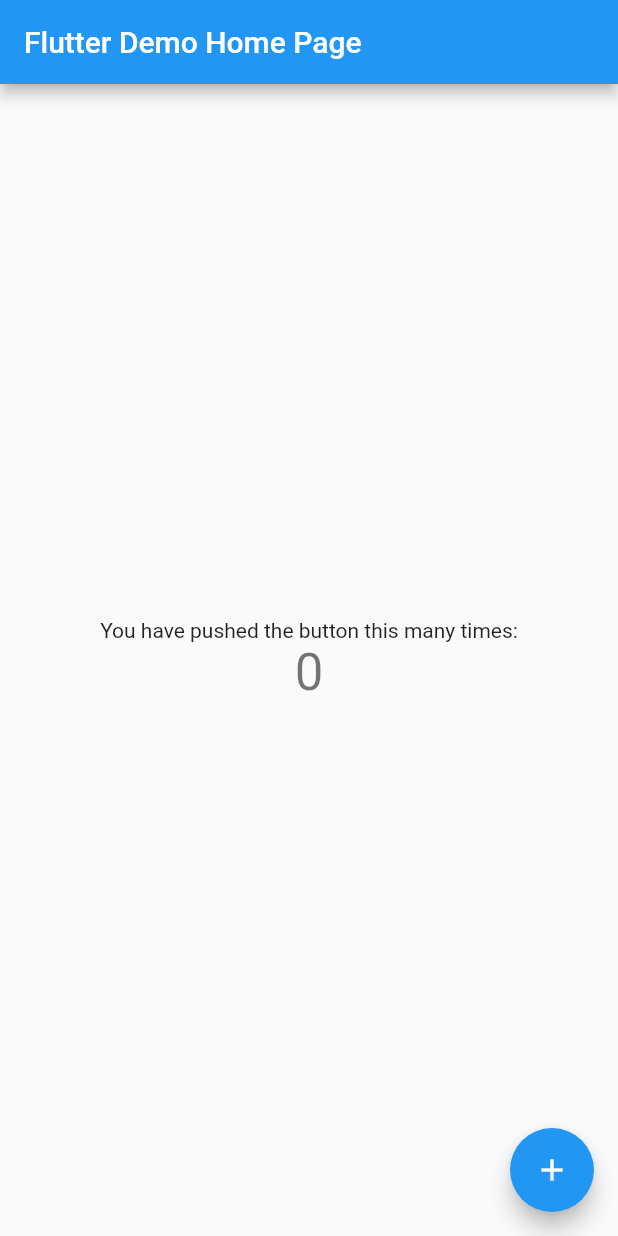
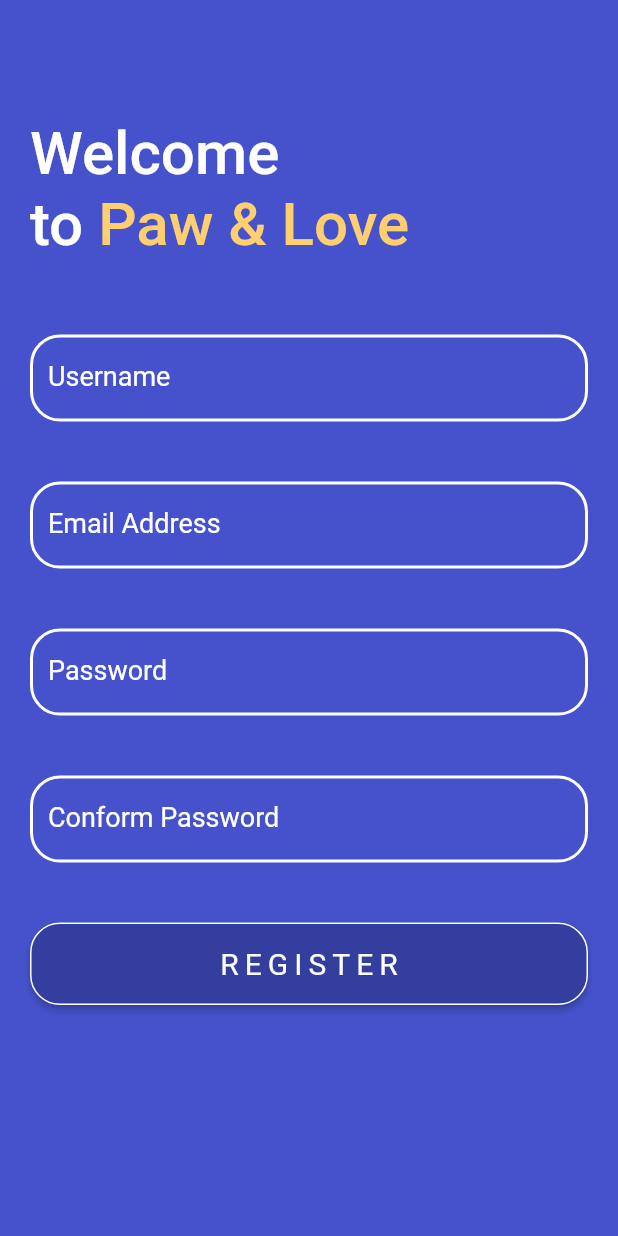
Before and after one commit to madurachandima/paw_and_love, a Flutter app: the screen it shows after launch, on a phone screen of 412 x 824 dp. Run offline on Flutter 3.47's test engine with Material 2 defaults, Android fonts, the phone set to English and light mode, and no system bars; our stand-ins replace get; Roboto replaces fonts that are missing (Righteous-Regular).

Commit message:
create register screen
add fonts
add colors

```diff
--- /dev/null
+++ b/lib/Auth/Register/register.dart
@@ -0,0 +1,92 @@
+import 'package:flutter/material.dart';
+import 'package:paw_and_love/Config/color_config.dart';
+import 'package:paw_and_love/Config/font_config.dart';
+import 'package:paw_and_love/Widgets/button.dart';
+import 'package:paw_and_love/Widgets/text_input_field.dart';
+
+class Register extends StatelessWidget {
+  const Register({Key? key}) : super(key: key);
+
+  void clickRegisterButton() {
+    debugPrint("call function");
+  }
+
+  @override
+  Widget build(BuildContext context) {
+    return Scaffold(
+      backgroundColor: ColorConfig.blueViolet,
+      body: SafeArea(
+          child: SingleChildScrollView(
+        child: SizedBox(
+          height: MediaQuery.of(context).size.height / 1.1,
+          child: Column(
+            mainAxisAlignment: MainAxisAlignment.center,
+            crossAxisAlignment: CrossAxisAlignment.start,
+            children: [
+              Padding(
+                padding:
+                    const EdgeInsets.symmetric(vertical: 20, horizontal: 20),
+                child: RichText(
+                    text: const TextSpan(
+                        text: "Welcome \nto ",
+                        style: TextStyle(
+                            fontFamily: RIGHEOUS,
+                            fontSize: 40,
+                            fontWeight: FontWeight.w500),
+                        children: [
+                      TextSpan(
+                        text: "Paw & Love",
+                        style: TextStyle(color: ColorConfig.yellow),
+                      )
+                    ])),
+              ),
+              const SizedBox(
+                height: 10,
+              ),
+              const Padding(
+                padding: EdgeInsets.symmetric(vertical: 20, horizontal: 20),
+                child: CustomeTextInputField(
+                    isPass: false,
+                    lableText: "Username",
+                    hintText: " Please Input Username",
+                    textInputType: TextInputType.text),
+              ),
+              const Padding(
+                padding: EdgeInsets.symmetric(vertical: 20, horizontal: 20),
+                child: CustomeTextInputField(
+                    isPass: false,
+                    lableText: "Email Address ",
+                    hintText: " Please Input Email Address",
+                    textInputType: TextInputType.emailAddress),
+              ),
+              const Padding(
+                padding: EdgeInsets.symmetric(vertical: 20, horizontal: 20),
+                child: CustomeTextInputField(
+                    isPass: true,
+                    lableText: "Password",
+                    hintText: " Please Input Password",
+                    textInputType: TextInputType.visiblePassword),
+              ),
+              const Padding(
+                padding: EdgeInsets.symmetric(vertical: 20, horizontal: 20),
+                child: CustomeTextInputField(
+                    isPass: true,
+                    lableText: "Conform Password",
+                    hintText: " Please Input Conform Password",
+                    textInputType: TextInputType.visiblePassword),
+              ),
+              Padding(
+                padding:
+                    const EdgeInsets.symmetric(vertical: 20, horizontal: 20),
+                child: CustomeButton(
+                  buttonText: "Register",
+                  callbackFunction: clickRegisterButton,
+                ),
+              )
+            ],
+          ),
+        ),
+      )),
+    );
+  }
+}
--- /dev/null
+++ b/lib/Config/color_config.dart
@@ -0,0 +1,14 @@
+import 'package:flutter/cupertino.dart';
+
+class ColorConfig {
+  static const Color red = Color(0xffED6D4E);
+  static const Color violet = Color(0xff4552CB);
+  static const Color blueViolet = Color(0xff4552CB);
+  static const Color pink = Color(0xffFD90AA);
+  static const Color lightPink = Color(0xffFFC4CD);
+  static const Color darkBlue = Color(0xff2E1E7A);
+  static const Color orange = Color(0xffF1A852);
+  static const Color yellow = Color(0xffFFCF6F);
+  static const Color palePink = Color(0xffFCECEA);
+  static const Color darkBlueButton = Color(0xff343e9e);
+}
--- /dev/null
+++ b/lib/Config/font_config.dart
@@ -0,0 +1,5 @@
+const BOLD_FONT = "Montserrat_Bold";
+const MEDIUM_FONT = "Montserrat_Medium";
+const REGULAR_FONT = "Montserrat_Regular";
+const MPL_ROUNDED = "MPLUSRounded1c-Light";
+const RIGHEOUS = "Righteous-Regular";
--- /dev/null
+++ b/lib/Widgets/button.dart
@@ -0,0 +1,41 @@
+// ignore_for_file: prefer_typing_uninitialized_variables
+
+import 'package:flutter/material.dart';
+import 'package:paw_and_love/Config/color_config.dart';
+import 'package:paw_and_love/Config/font_config.dart';
+
+// ignore: must_be_immutable
+class CustomeButton extends StatelessWidget {
+  final String buttonText;
+  var callbackFunction;
+  CustomeButton(
+      {Key? key, required this.buttonText, required this.callbackFunction})
+      : super(key: key);
+
+  @override
+  Widget build(BuildContext context) {
+    return SizedBox(
+      height: 55,
+      width: MediaQuery.of(context).size.width / 1.1,
+      child: ElevatedButton(
+        onPressed: () => callbackFunction(),
+        child: Text(
+          buttonText.toUpperCase(),
+          style: const TextStyle(
+              fontFamily: RIGHEOUS,
+              fontSize: 20,
+              fontWeight: FontWeight.w400,
+              letterSpacing: 4),
+        ),
+        style: ButtonStyle(
+            foregroundColor: MaterialStateProperty.all<Color>(Colors.white),
+            backgroundColor:
+                MaterialStateProperty.all<Color>(ColorConfig.darkBlueButton),
+            shape: MaterialStateProperty.all<RoundedRectangleBorder>(
+                RoundedRectangleBorder(
+                    borderRadius: BorderRadius.circular(20.0),
+                    side: const BorderSide(color: Colors.white)))),
+      ),
+    );
+  }
+}
--- /dev/null
+++ b/lib/Widgets/text_input_field.dart
@@ -0,0 +1,56 @@
+import 'package:flutter/material.dart';
+import 'package:paw_and_love/Config/font_config.dart';
+
+class CustomeTextInputField extends StatelessWidget {
+  // final TextEditingController textEditingController;
+  final bool isPass;
+  final String hintText;
+  final String lableText;
+  final TextInputType textInputType;
+
+  const CustomeTextInputField({
+    Key? key,
+    // required this.textEditingController,
+    required this.isPass,
+    required this.hintText,
+    required this.lableText,
+    required this.textInputType,
+  }) : super(key: key);
+
+  @override
+  Widget build(BuildContext context) {
+    final inputBorder = OutlineInputBorder(
+      borderRadius: BorderRadius.circular(20.0),
+      borderSide: const BorderSide(
+        color: Colors.white,
+      ),
+    );
+
+    final outlineInputBorder = OutlineInputBorder(
+      borderRadius: BorderRadius.circular(20.0),
+      borderSide: const BorderSide(
+        color: Colors.white,
+        width: 2.0,
+      ),
+    );
+    return TextField(
+      // controller: textEditingController,
+      style: const TextStyle(
+          color: Colors.white, fontSize: 15, fontFamily: RIGHEOUS),
+      decoration: InputDecoration(
+        labelText: lableText,
+        labelStyle: const TextStyle(
+            color: Colors.white, fontSize: 18, fontFamily: RIGHEOUS),
+        hintText: hintText,
+        hintStyle: const TextStyle(
+            color: Colors.white, fontSize: 15, fontFamily: RIGHEOUS),
+        fillColor: Colors.white,
+        focusedBorder: inputBorder,
+        filled: false,
+        enabledBorder: outlineInputBorder,
+      ),
+      keyboardType: textInputType,
+      obscureText: isPass,
+    );
+  }
+}
--- a/lib/main.dart
+++ b/lib/main.dart
@@ -1,4 +1,6 @@
 import 'package:flutter/material.dart';
+import 'package:get/get.dart';
+import 'package:paw_and_love/Auth/Register/register.dart';
 
 void main() {
   runApp(const MyApp());
@@ -10,106 +12,11 @@ class MyApp extends StatelessWidget {
   // This widget is the root of your application.
   @override
   Widget build(BuildContext context) {
-    return MaterialApp(
+    return GetMaterialApp(
       title: 'Flutter Demo',
-      theme: ThemeData(
-        // This is the theme of your application.
-        //
-        // Try running your application with "flutter run". You'll see the
-        // application has a blue toolbar. Then, without quitting the app, try
-        // changing the primarySwatch below to Colors.green and then invoke
-        // "hot reload" (press "r" in the console where you ran "flutter run",
-        // or simply save your changes to "hot reload" in a Flutter IDE).
-        // Notice that the counter didn't reset back to zero; the application
-        // is not restarted.
-        primarySwatch: Colors.blue,
-      ),
-      home: const MyHomePage(title: 'Flutter Demo Home Page'),
+      theme: ThemeData(),
+      home: const Register(),
+      debugShowCheckedModeBanner: false,
     );
   }
 }
-
-class MyHomePage extends StatefulWidget {
-  const MyHomePage({Key? key, required this.title}) : super(key: key);
-
-  // This widget is the home page of your application. It is stateful, meaning
-  // that it has a State object (defined below) that contains fields that affect
-  // how it looks.
-
-  // This class is the configuration for the state. It holds the values (in this
-  // case the title) provided by the parent (in this case the App widget) and
-  // used by the build method of the State. Fields in a Widget subclass are
-  // always marked "final".
-
-  final String title;
-
-  @override
-  State<MyHomePage> createState() => _MyHomePageState();
-}
-
-class _MyHomePageState extends State<MyHomePage> {
-  int _counter = 0;
-
-  void _incrementCounter() {
-    setState(() {
-      // This call to setState tells the Flutter framework that something has
-      // changed in this State, which causes it to rerun the build method below
-      // so that the display can reflect the updated values. If we changed
-      // _counter without calling setState(), then the build method would not be
-      // called again, and so nothing would appear to happen.
-      _counter++;
-    });
-  }
-
-  @override
-  Widget build(BuildContext context) {
-    // This method is rerun every time setState is called, for instance as done
-    // by the _incrementCounter method above.
-    //
-    // The Flutter framework has been optimized to make rerunning build methods
-    // fast, so that you can just rebuild anything that needs updating rather
-    // than having to individually change instances of widgets.
-    return Scaffold(
-      appBar: AppBar(
-        // Here we take the value from the MyHomePage object that was created by
-        // the App.build method, and use it to set our appbar title.
-        title: Text(widget.title),
-      ),
-      body: Center(
-        // Center is a layout widget. It takes a single child and positions it
-        // in the middle of the parent.
-        child: Column(
-          // Column is also a layout widget. It takes a list of children and
-          // arranges them vertically. By default, it sizes itself to fit its
-          // children horizontally, and tries to be as tall as its parent.
-          //
-          // Invoke "debug painting" (press "p" in the console, choose the
-          // "Toggle Debug Paint" action from the Flutter Inspector in Android
-          // Studio, or the "Toggle Debug Paint" command in Visual Studio Code)
-          // to see the wireframe for each widget.
-          //
-          // Column has various properties to control how it sizes itself and
-          // how it positions its children. Here we use mainAxisAlignment to
-          // center the children vertically; the main axis here is the vertical
-          // axis because Columns are vertical (the cross axis would be
-          // horizontal).
-          mainAxisAlignment: MainAxisAlignment.center,
-          children: <Widget>[
-            const Text(
-              'You have pushed the button this many times:',
-            ),
-            Text(
-              '$_counter',
-              style: Theme.of(context).textTheme.headline4,
-            ),
-          ],
-        ),
-      ),
-      floatingActionButton: FloatingActionButton(
-        onPressed: _incrementCounter,
-        tooltip: 'Increment',
-        child: const Icon(Icons.add),
-      ), // This trailing comma makes auto-formatting nicer for build methods.
-    );
-  }
-}
--- /dev/null
+++ b/lib/middle_screen.dart
@@ -0,0 +1,23 @@
+import 'package:flutter/material.dart';
+
+class MiddleScreen extends StatefulWidget {
+  const MiddleScreen({Key? key}) : super(key: key);
+
+  @override
+  State<MiddleScreen> createState() => _MiddleScreenState();
+}
+
+class _MiddleScreenState extends State<MiddleScreen> {
+  @override
+  void initState() {
+    checkLoginStatus();
+    super.initState();
+  }
+
+  @override
+  Widget build(BuildContext context) {
+    return const Text("Loading");
+  }
+}
+
+Future checkLoginStatus() async {}
```
Also changed, not shown: pubspec.yaml (+12 -11 lines), assets/fonts/Montserrat-Bold.ttf (added), assets/fonts/Montserrat-Medium.ttf (added), assets/fonts/Montserrat-Regular.ttf (added), assets/fonts/Righteous-Regular.ttf (added), lib/Config/const.dart (added), 1 other file.
